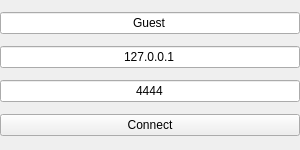
Qt form forms/mainwindow.ui (joaogerliandro/SimpleNetworkClient) before a commit.
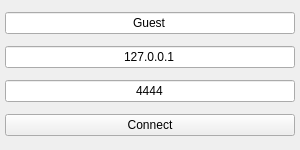
The same form after that commit.

Commit message: refactor - changing some things in window layout

```diff
--- a/forms/mainwindow.ui
+++ b/forms/mainwindow.ui
@@ -28,19 +28,19 @@
   <widget class="QWidget" name="centralwidget">
    <layout class="QVBoxLayout" name="verticalLayout">
     <property name="spacing">
-     <number>0</number>
+     <number>5</number>
     </property>
     <property name="leftMargin">
-     <number>0</number>
+     <number>5</number>
     </property>
     <property name="topMargin">
-     <number>0</number>
+     <number>5</number>
     </property>
     <property name="rightMargin">
-     <number>0</number>
+     <number>5</number>
     </property>
     <property name="bottomMargin">
-     <number>0</number>
+     <number>5</number>
     </property>
     <item>
      <widget class="QLineEdit" name="Username">
```
The commit also changes 4 other files.
